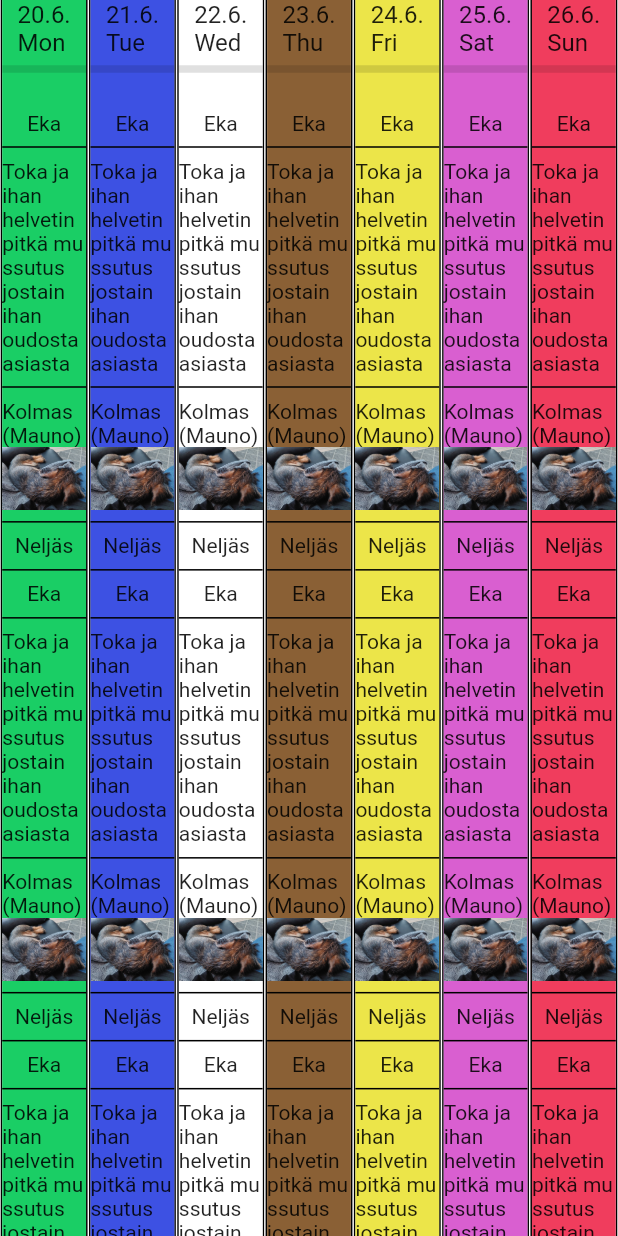
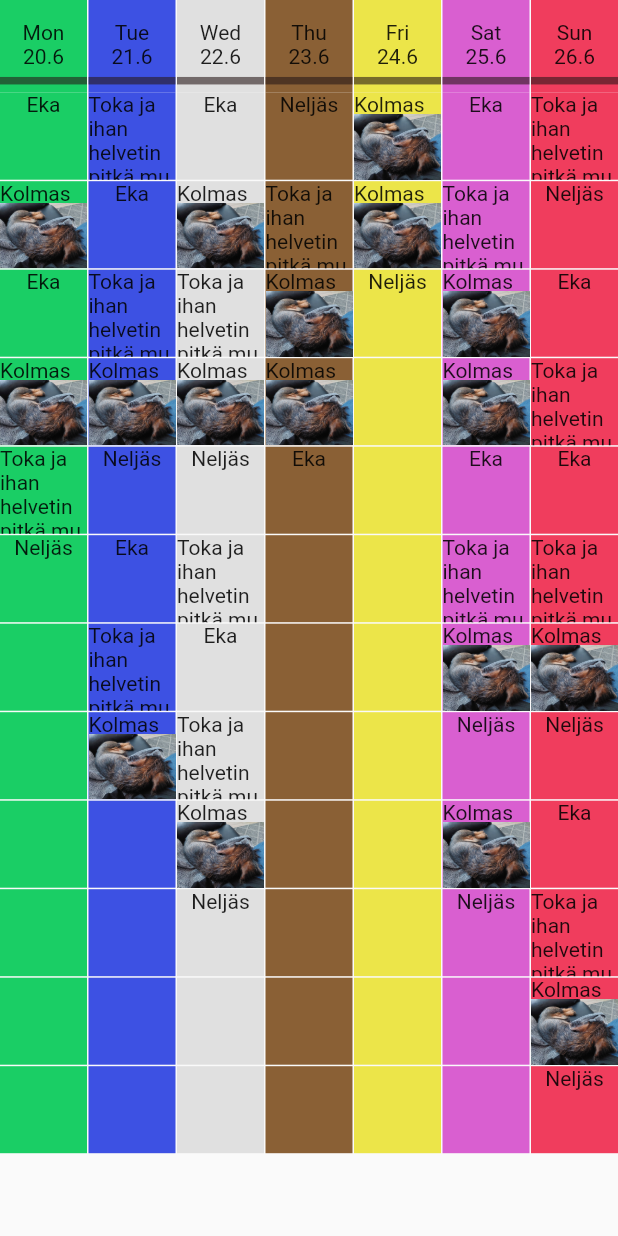
Before and after one commit to miika011/Kalenteri, a Flutter app: the screen it shows after launch, on a phone screen of 412 x 824 dp. Run offline on Flutter 3.47's test engine with Material 2 defaults, Android fonts, the phone set to English and light mode, and no system bars.

Commit message:
Fixed spacing in week view.

```diff
--- /dev/null
+++ b/lib/activities.dart
@@ -0,0 +1,28 @@
+import 'package:kalenteri/util.dart';
+
+class Activity {
+  Activity({required this.timeStamp, required this.label, this.imagePath});
+
+  DateTime timeStamp;
+  String label;
+  String? imagePath;
+}
+
+//Singleton logbook for logging activities
+class LogBook {
+  static final LogBook _singleton = LogBook._internal();
+  LogBook._internal();
+  factory LogBook() => _singleton;
+
+  void logActivity(Activity activity) {
+    _activities.add(activity);
+  }
+
+  List<Activity> activitiesForDay(DateTime day) {
+    return _activities
+        .where((activity) => activity.timeStamp.isSameDayAs(day))
+        .toList();
+  }
+
+  final _activities = <Activity>[];
+}
--- a/lib/calendar_view.dart
+++ b/lib/calendar_view.dart
@@ -1,5 +1,10 @@
 import 'package:flutter/material.dart';
+
+import 'dart:math';
+
+import 'package:kalenteri/activities.dart';
 import 'package:kalenteri/util.dart';
+import 'package:kalenteri/list_extensions.dart';
 
 class WeekWidget extends StatefulWidget {
   const WeekWidget({Key? key}) : super(key: key);
@@ -10,144 +15,94 @@ class WeekWidget extends StatefulWidget {
 
 class _WeekWidgetState extends State<WeekWidget> {
   DateTime? highlightedDate;
+  static const paddingWidth = 1.0;
+
   @override
   Widget build(BuildContext context) {
     goFullscreen();
 
-    const dayWidgetWidthFraction = 1.0 / DateTime.daysPerWeek;
-    final dayWidgetWidth =
-        RelativeSize(relativeWidth: dayWidgetWidthFraction).forWidthOf(context);
     final now = DateTime.now();
     final fromNowToWeeksMonday = Duration(
         days: -now.weekday +
             1); //DateTime weekdays are 1..7 as per standard hence the +1
     final weeksMonday = now.add(fromNowToWeeksMonday);
 
-    List<Widget> dayWidgets = [];
+    var mostActivitiesOnADate = 0;
     for (int i = 0; i < DateTime.daysPerWeek; ++i) {
       final day = weeksMonday.add(Duration(days: i));
-      final dayWidget = widgetFor(day);
-      dayWidgets.add(SizedBox(
-          width: dayWidgetWidth,
-          child: GestureDetector(
-            child: dayWidget,
-            onTap: () => highlight(day),
-          )));
+      final activity = LogBook().activitiesForDay(day);
+      mostActivitiesOnADate = max(mostActivitiesOnADate, activity.length);
     }
 
-    return Row(children: dayWidgets);
-  }
+    final grid = List<Widget>.generate(
+        DateTime.daysPerWeek * mostActivitiesOnADate, (index) {
+      final weekDayNum = index % DateTime.daysPerWeek;
+      final date = weeksMonday.add(Duration(days: weekDayNum));
+      final activityIndex = index ~/ DateTime.daysPerWeek;
+      final activities = LogBook().activitiesForDay(date);
+      return activityIndex < activities.length
+          ? ActivityWidget(activities[activityIndex])
+          : Container(
+              color: colorForDay(date.weekday),
+            );
+    }, growable: false);
 
-  Widget widgetFor(DateTime time) {
-    final EdgeInsets margin;
-    final BoxDecoration decoration;
-    if (_isHighlighted(time)) {
-      margin = const EdgeInsets.only(left: 8.5, right: 8.5);
-      decoration = _highlightedDecoration;
-    } else {
-      margin = const EdgeInsets.only(left: 0.5, right: 0.5);
-      decoration = _normalDecoration;
+    final headers = <Widget>[];
+    for (final DateTime date in MondayToSunday(now)) {
+      headers.add(Expanded(
+        child: Container(
+            color: colorForDay(date.weekday),
+            child: Column(
+              mainAxisAlignment: MainAxisAlignment.end,
+              children: [
+                Text("${abbreviatedWeekDay(date)}\n${date.day}.${date.month}",
+                    textAlign: TextAlign.center),
+                const Divider(
+                  thickness: 5,
+                  color: Color.fromARGB(151, 39, 23, 23),
+                )
+              ],
+            )),
+      ));
     }
-    return Container(
-      child: DayWidget(
-        date: time,
+
+    return Column(children: [
+      SizedBox(
+        height: max(Scale(heightScale: 0.075).forContext(context).height, 50.0),
+        child: Row(
+          children: headers.separatedBy(
+            const Padding(
+              padding: EdgeInsets.only(right: paddingWidth),
+            ),
+          ),
+        ),
       ),
-      margin: margin,
-      decoration: decoration,
-    );
-  }
-
-  bool _isHighlighted(DateTime date) {
-    return highlightedDate != null && highlightedDate!.isSameDayAs(date);
-  }
-
-  BoxDecoration get _highlightedDecoration {
-    return BoxDecoration(boxShadow: [
-      BoxShadow(
-          spreadRadius: 8.5,
-          blurRadius: 8.5,
-          //blurStyle: BlurStyle.inner,
-          color: Colors.blueGrey.shade300),
+      Expanded(
+          child: GridView.count(
+        crossAxisCount: DateTime.daysPerWeek,
+        shrinkWrap: true,
+        mainAxisSpacing: paddingWidth,
+        crossAxisSpacing: paddingWidth,
+        children: grid,
+      ))
     ]);
-  }
-
-  BoxDecoration get _normalDecoration {
-    const BorderSide borderSide = BorderSide(color: Colors.black);
-    return const BoxDecoration(
-        border: Border(left: borderSide, right: borderSide));
-  }
-
-  void highlight(DateTime day) {
-    setState(() => highlightedDate = day);
   }
 }
 
-class DayWidget extends StatefulWidget {
-  const DayWidget({Key? key, required this.date}) : super(key: key);
-  final DateTime date;
-
-  @override
-  State<DayWidget> createState() => _DayWidgetState();
-}
-
-class _DayWidgetState extends State<DayWidget> {
-  List<ActivityWidget> activities = testActivities;
-  final textStyle = const TextStyle(fontSize: 16);
-
-  @override
-  Widget build(BuildContext context) {
-    List<Widget> activitiesWithDividers = [];
-    for (var element in activities) {
-      activitiesWithDividers.addAll([
-        element,
-        const Divider(
-          thickness: 1.0,
-          color: Colors.black,
-        )
-      ]);
-    }
-    return ColoredBox(
-        color: colorForDay(widget.date.weekday),
-        child: Column(children: [
-          Container(
-            child: Column(children: [
-              Text(
-                "${widget.date.day}.${widget.date.month}.\n${abbreviatedWeekDay(widget.date)}",
-                style: textStyle,
-                maxLines: 2,
-              ),
-              const Divider(
-                thickness: 5.0,
-              )
-            ]),
-            margin: const EdgeInsets.only(bottom: 20),
-          ),
-          Column(
-            children: activitiesWithDividers,
-          ),
-        ]));
-  }
-}
-
-class ActivityWidget extends StatefulWidget {
-  const ActivityWidget(this.activity, {Key? key}) : super(key: key);
-
+class ActivityWidget extends StatelessWidget {
+  ActivityWidget(this.activity, {Key? key}) : super(key: key);
   final Activity activity;
-
-  @override
-  State<ActivityWidget> createState() => _ActivityWidgetState();
-}
-
-class _ActivityWidgetState extends State<ActivityWidget> {
-  late Widget image = widget.activity.imagePath != null
-      ? Image(image: AssetImage(widget.activity.imagePath!))
+  late final Widget image = activity.imagePath != null
+      ? Image(image: AssetImage(activity.imagePath!))
       : Container();
   @override
   Widget build(BuildContext context) {
-    return Column(
-      mainAxisSize: MainAxisSize.min,
-      children: [Text(widget.activity.label), image],
-    );
+    return Container(
+        color: colorForDay(activity.timeStamp.weekday),
+        child: Column(
+          //mainAxisSize: MainAxisSize.min,
+          children: [Expanded(child: Text(activity.label)), image],
+        ));
   }
 }
 
@@ -167,8 +122,9 @@ String abbreviatedWeekDay(DateTime dateTime) {
       return "Sat";
     case 7:
       return "Sun";
-    default:
-      return '';
+    default: //should never happen but the compiler doesn't approve of omitting this
+      throw AssertionError(
+          "DateTime object's weekday property whould always be [1..7]");
   }
 }
 
@@ -180,7 +136,7 @@ Color colorForDay(int weekDayNumber) {
     case 2:
       return const Color(0xff3d51e3);
     case 3:
-      return const Color(0xffffffff);
+      return const Color(0xffe0e0e0);
     case 4:
       return const Color(0xff8a6035);
     case 5:
@@ -194,84 +150,51 @@ Color colorForDay(int weekDayNumber) {
   }
 }
 
-class Activity {
-  Activity({required this.timeStamp, required this.label, this.imagePath});
+//TEST ACTIVITIES ============>
+const mauno = Image(image: AssetImage("assets/images/mauno.png"));
 
-  DateTime timeStamp;
-  String label;
-  String? imagePath;
-}
+final List<Activity> testActivities = () {
+  final a = [
+    Activity(label: "Eka", timeStamp: DateTime.now()),
+    Activity(
+        label:
+            "Toka ja ihan helvetin pitkä mussutus jostain ihan oudosta asiasta",
+        timeStamp: DateTime.now()),
+    Activity(
+        label: "Kolmas (Mauno)",
+        timeStamp: DateTime.now(),
+        imagePath: "assets/images/mauno.png"),
+    Activity(
+      label: "Neljäs",
+      timeStamp: DateTime.now(),
+    )
+  ];
+  final now = DateTime.now();
+  final weeksMonday = now.add(Duration(days: 1 - now.weekday));
 
-class ActivityLogBook {
-  ActivityLogBook();
-
-  final _dateActivity = <DateTime, Activity>{};
-  final _activityDate = <Activity, DateTime>{};
-
-  void logActivity({required DateTime timeStamp, required Activity activity}) {
-    _dateActivity[timeStamp] = activity;
-    _activityDate[activity] = timeStamp;
+  List<Activity> ret = [];
+  for (int i = 0; i < DateTime.daysPerWeek; ++i) {
+    final repeatingActivities = a
+        .map((act) => Activity(
+            timeStamp: weeksMonday.add(Duration(days: i)),
+            label: act.label,
+            imagePath: act.imagePath))
+        .toList();
+    ret.addAll(List.generate(repeatingActivities.length * 4,
+        (index) => repeatingActivities[index % repeatingActivities.length],
+        growable: true));
   }
 
-  Activity getActivity(DateTime timeStamp) {
-    final Activity? activity = _dateActivity[timeStamp];
-    if (activity == null) {
-      throw NoSuchActivity(
-          "TimeStamp {$timeStamp} has not been associated with an activity");
+  return ret;
+}();
+
+void initTestActivities() {
+  final rng = Random(1);
+  for (final a in testActivities) {
+    if (rng.nextBool()) {
+      LogBook().logActivity(a);
     }
-    return _dateActivity[timeStamp]!;
-  }
-
-  DateTime getTimeStamp(Activity activity) {
-    final DateTime? date = _activityDate[activity];
-    if (date == null) {
-      throw NoSuchActivity("Activity {$activity} hasn't been logged");
-    }
-    return _activityDate[activity]!;
-  }
-
-  void removeByActivity(Activity activity) {
-    _removeActivity(activity);
-  }
-
-  void removeByTimeStamp(DateTime timeStamp) {
-    final activity = getActivity(timeStamp);
-    _removeActivity(activity);
-  }
-
-  void _removeActivity(Activity activity) {
-    final timeStamp = getTimeStamp(activity);
-    _activityDate.remove(activity);
-    _dateActivity.remove(timeStamp);
   }
 }
 
-class NoSuchActivity implements Exception {
-  String message;
-  NoSuchActivity(this.message);
-}
-
-const mauno = Image(image: AssetImage("assets/images/mauno.png"));
-
-final List<ActivityWidget> testActivities = () {
-  final a = [
-    ActivityWidget(Activity(label: "Eka", timeStamp: DateTime.now())),
-    ActivityWidget(Activity(
-        label:
-            "Toka ja ihan helvetin pitkä mussutus jostain ihan oudosta asiasta",
-        timeStamp: DateTime.now())),
-    ActivityWidget(Activity(
-        label: "Kolmas (Mauno)",
-        timeStamp: DateTime.now(),
-        imagePath: "assets/images/mauno.png")),
-    ActivityWidget(
-      Activity(label: "Neljäs", timeStamp: DateTime.now()),
-    )
-  ];
-
-  List<ActivityWidget> ret = [];
-  for (int i = 0; i < 4; ++i) {
-    ret.addAll(a);
-  }
-  return ret;
-}();
+//<============ TEST ACTIVITIES
--- a/lib/main.dart
+++ b/lib/main.dart
@@ -1,9 +1,9 @@
 import 'package:flutter/material.dart';
-import 'package:kalenteri/util.dart';
-
 import 'calendar_view.dart';
 
 void main() {
+  initTestActivities();
+
   runApp(const MaterialApp(
     home: Scaffold(
       body: WeekWidget(),
--- a/lib/util.dart
+++ b/lib/util.dart
@@ -2,7 +2,6 @@ import 'dart:collection';
 
 import 'package:flutter/material.dart';
 import 'package:flutter/services.dart';
-import 'package:flutter/foundation.dart';
 
 class TestButton extends StatelessWidget {
   const TestButton(
@@ -69,7 +68,9 @@ enum TestButtonSize { tiny, small, normal, big, huge }
 void goFullscreen() {
   try {
     SystemChrome.setEnabledSystemUIMode(SystemUiMode.immersiveSticky);
-  } catch (e) {}
+  } catch (e) {
+    return;
+  }
 }
 
 MaterialColor colorToMaterial(Color color) {
@@ -92,17 +93,44 @@ extension SameDay on DateTime {
       day == b.day && month == b.month && year == b.year;
 }
 
-class RelativeSize {
-  RelativeSize({this.relativeWidth = 0.0, this.relativeHeight = 0.0});
+class Scale {
+  Scale({this.widthScale = 1.0, this.heightScale = 1.0});
 
-  double forWidthOf(BuildContext context) {
-    return relativeWidth * MediaQuery.of(context).size.width;
+  Size forContext(BuildContext context) {
+    return forSize(MediaQuery.of(context).size);
   }
 
-  double forHeightOf(BuildContext context) {
-    return relativeHeight * MediaQuery.of(context).size.height;
+  Size forSize(Size size) {
+    return Size(widthScale * size.width, heightScale * size.height);
   }
 
-  double relativeWidth;
-  double relativeHeight;
+  double widthScale;
+  double heightScale;
 }
+
+class MondayToSunday extends Iterable {
+  MondayToSunday(this.date);
+
+  @override
+  Iterator get iterator => MondayToSundayIterator(date);
+
+  DateTime date;
+}
+
+class MondayToSundayIterator extends Iterator<DateTime> {
+  MondayToSundayIterator(DateTime date)
+      : _weeksMonday = date.add(Duration(days: -date.weekday));
+
+  @override
+  DateTime get current => _weeksMonday.add(Duration(days: _index));
+
+  @override
+  bool moveNext() {
+    if (_index >= DateTime.daysPerWeek) return false;
+    ++_index;
+    return true;
+  }
+
+  final DateTime _weeksMonday;
+  int _index = 0;
+}
```
Also changed, not shown: lib/list_extensions.dart (added, +100 -0 lines), pubspec.yaml (+2 -5 lines), pubspec.lock, 1 other file.
